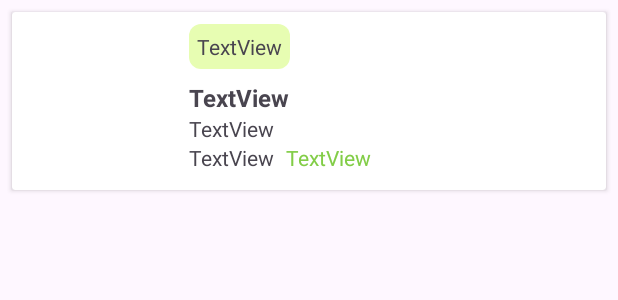
After one commit to nghphngan115/MobileCommerceProject01, an Android app: the layout item_product_horizontal.xml on its own in the app's theme, with its tools: preview values and no code run, on a phone screen of 412 x 824 dp. The commit adds this screen. Shown: the top 300 px of the screen. Run offline under Robolectric (Android 15) with nearby library versions, the phone set to English and light mode, and no system bars.

Commit message:
Search product admin

```diff
--- a/app/src/main/AndroidManifest.xml
+++ b/app/src/main/AndroidManifest.xml
@@ -20,6 +20,9 @@
         android:theme="@style/Theme.MobileCommerceProject01"
         android:usesCleartextTraffic="true"
         tools:targetApi="31">
+        <activity
+            android:name=".java.AdminProductActivity"
+            android:exported="true" />
         <activity
             android:name=".java.ProductDetailActivity"
             android:exported="false" />
@@ -119,9 +122,6 @@
         <activity
             android:name=".java.MainActivity"
             android:exported="true" />
-        <activity
-            android:name=".java.ChangePasswordActivity"
-            android:exported="false" />
 
         <meta-data
             android:name="preloaded_fonts"
--- a/app/src/main/java/com/group01/plantique/model/Category.java
+++ b/app/src/main/java/com/group01/plantique/model/Category.java
@@ -16,6 +16,10 @@ public class Category {
         this.cateName = cateName;
         this.imageurl = imageurl;
 
+    }
+    public Category(String cateId, String cateName) {
+        this.cateId = cateId;
+        this.cateName = cateName;
     }
 
     public String getCateId() {
--- /dev/null
+++ b/app/src/main/res/drawable/ic_filter.xml
@@ -0,0 +1,5 @@
+<vector android:height="24dp" android:tint="#CBC7C7"
+    android:viewportHeight="24" android:viewportWidth="24"
+    android:width="24dp" xmlns:android="http://schemas.android.com/apk/res/android">
+    <path android:fillColor="@android:color/white" android:pathData="M4.25,5.61C6.27,8.2 10,13 10,13v6c0,0.55 0.45,1 1,1h2c0.55,0 1,-0.45 1,-1v-6c0,0 3.72,-4.8 5.74,-7.39C20.25,4.95 19.78,4 18.95,4H5.04C4.21,4 3.74,4.95 4.25,5.61z"/>
+</vector>
--- /dev/null
+++ b/app/src/main/res/drawable/ic_search.xml
@@ -0,0 +1,5 @@
+<vector android:height="24dp" android:tint="#CBC7C7"
+    android:viewportHeight="24" android:viewportWidth="24"
+    android:width="24dp" xmlns:android="http://schemas.android.com/apk/res/android">
+    <path android:fillColor="@android:color/white" android:pathData="M15.5,14h-0.79l-0.28,-0.27C15.41,12.59 16,11.11 16,9.5 16,5.91 13.09,3 9.5,3S3,5.91 3,9.5 5.91,16 9.5,16c1.61,0 3.09,-0.59 4.23,-1.57l0.27,0.28v0.79l5,4.99L20.49,19l-4.99,-5zM9.5,14C7.01,14 5,11.99 5,9.5S7.01,5 9.5,5 14,7.01 14,9.5 11.99,14 9.5,14z"/>
+</vector>
--- /dev/null
+++ b/app/src/main/res/layout/item_product_horizontal.xml
@@ -0,0 +1,85 @@
+<?xml version="1.0" encoding="utf-8"?>
+<androidx.cardview.widget.CardView xmlns:android="http://schemas.android.com/apk/res/android"
+    xmlns:tools="http://schemas.android.com/tools"
+    android:layout_width="match_parent"
+    android:layout_height="wrap_content"
+    xmlns:app="http://schemas.android.com/apk/res-auto"
+    android:layout_margin="8dp">
+
+    <LinearLayout
+        android:layout_width="match_parent"
+        android:layout_height="wrap_content"
+        android:orientation="horizontal"
+        android:padding="8dp">
+
+        <ImageView
+            android:id="@+id/imageViewProduct"
+            android:layout_width="100dp"
+            android:layout_height="100dp"
+            android:layout_marginRight="10dp"
+            android:scaleType="centerCrop" />
+
+        <LinearLayout
+            android:id="@+id/layoutProductDetail"
+            android:layout_width="match_parent"
+            android:layout_height="wrap_content"
+            android:clickable="true"
+            android:focusable="true"
+            android:orientation="vertical">
+
+            <TextView
+                android:id="@+id/txtDiscountNote"
+                android:layout_width="wrap_content"
+                android:layout_height="wrap_content"
+                android:layout_marginEnd="0dp"
+                android:background="@drawable/ad_layout_rounded"
+                android:padding="5dp"
+                android:text="TextView" />
+
+            <TextView
+                android:id="@+id/textViewProductName"
+                android:layout_width="wrap_content"
+                android:layout_height="wrap_content"
+                android:layout_marginTop="8dp"
+                android:text="TextView"
+                android:textSize="16sp"
+                android:textStyle="bold" />
+
+            <TextView
+                android:id="@+id/txtUnit"
+                android:layout_width="wrap_content"
+                android:layout_height="wrap_content"
+                android:gravity="center"
+                android:text="TextView" />
+
+            <LinearLayout
+                android:layout_width="match_parent"
+                android:layout_height="match_parent"
+                android:orientation="horizontal">
+
+                <TextView
+                    android:id="@+id/textViewProductPrice"
+                    android:layout_width="wrap_content"
+                    android:layout_height="wrap_content"
+                    android:layout_gravity="center_horizontal"
+                    android:layout_marginTop="4dp"
+                    android:text="TextView"
+                    android:textSize="14sp" />
+
+                <TextView
+                    android:id="@+id/textViewProductDiscount"
+                    android:layout_width="wrap_content"
+                    android:layout_height="wrap_content"
+                    android:layout_gravity="center_horizontal"
+                    android:layout_marginLeft="8dp"
+                    android:layout_marginTop="4dp"
+                    android:text="TextView"
+                    android:textColor="@color/main_green"
+                    android:textSize="14sp" />
+            </LinearLayout>
+
+        </LinearLayout>
+
+    </LinearLayout>
+
+</androidx.cardview.widget.CardView>
```
Also changed, not shown: app/src/main/java/com/group01/plantique/adapter/ProductAdapter.java (+94 -1 lines), app/src/main/java/com/group01/plantique/java/AdminProductActivity.java (added, +221 -0 lines), app/src/main/res/layout/activity_admin_product.xml (added, +94 -0 lines).
